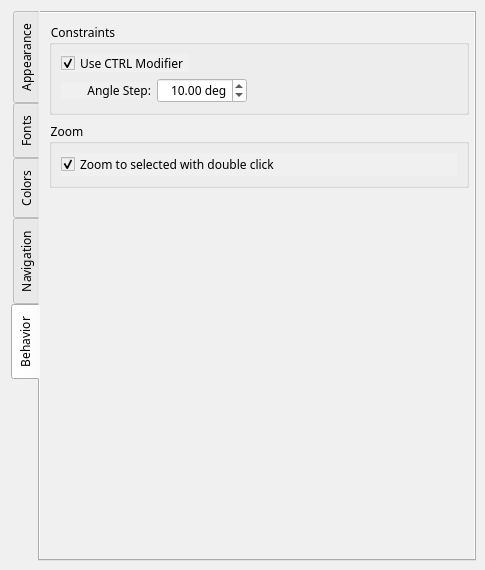
Qt form src/app/seamly2d/dialogs/configpages/preferencesgraphicsviewpage.ui (FashionFreedom/Seamly2D) before a commit.
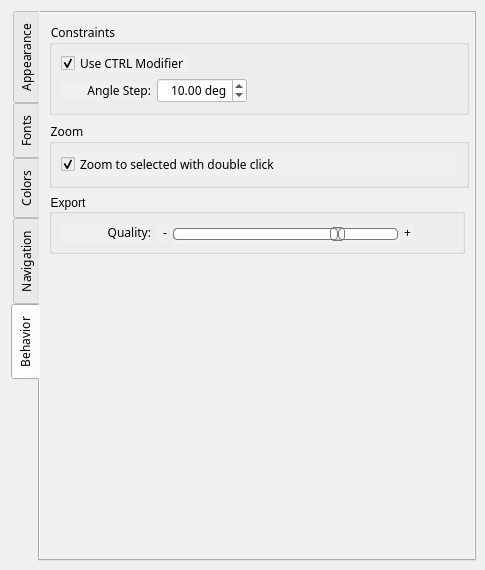
The same form after that commit. Custom widgets are drawn as their Qt base class.

Commit message:
Export Draft Blocks
Resolves issue #84 /85. Adds ability to export the draft blocks in draft mode to SVG, PNG, JPG, BMP, or PPM. Also reorganizes the Export dialog for pattern pieces and layouts.

Patch:
```diff
--- a/src/app/seamly2d/dialogs/configpages/preferencesgraphicsviewpage.ui
+++ b/src/app/seamly2d/dialogs/configpages/preferencesgraphicsviewpage.ui
@@ -2292,6 +2292,195 @@
          </layout>
         </widget>
        </item>
+       <item>
+        <widget class="QGroupBox" name="export_GroupBox">
+         <property name="minimumSize">
+          <size>
+           <width>0</width>
+           <height>60</height>
+          </size>
+         </property>
+         <property name="font">
+          <font>
+           <pointsize>9</pointsize>
+          </font>
+         </property>
+         <property name="title">
+          <string>Export</string>
+         </property>
+         <layout class="QVBoxLayout" name="verticalLayout_21">
+          <item>
+           <layout class="QFormLayout" name="formLayout_10">
+            <item row="0" column="0">
+             <widget class="QLabel" name="quality_Label">
+              <property name="minimumSize">
+               <size>
+                <width>90</width>
+                <height>0</height>
+               </size>
+              </property>
+              <property name="font">
+               <font>
+                <family>MS Shell Dlg 2 UI</family>
+                <pointsize>9</pointsize>
+               </font>
+              </property>
+              <property name="text">
+               <string>Quality:</string>
+              </property>
+              <property name="alignment">
+               <set>Qt::AlignRight|Qt::AlignTrailing|Qt::AlignVCenter</set>
+              </property>
+             </widget>
+            </item>
+            <item row="0" column="1">
+             <layout class="QHBoxLayout" name="horizontalLayout_6">
+              <item>
+               <widget class="QLabel" name="label_12">
+                <property name="maximumSize">
+                 <size>
+                  <width>10</width>
+                  <height>16777215</height>
+                 </size>
+                </property>
+                <property name="font">
+                 <font>
+                  <family>MS Shell Dlg 2 UI</family>
+                  <pointsize>9</pointsize>
+                 </font>
+                </property>
+                <property name="text">
+                 <string>-</string>
+                </property>
+                <property name="alignment">
+                 <set>Qt::AlignRight|Qt::AlignTrailing|Qt::AlignVCenter</set>
+                </property>
+                <property name="indent">
+                 <number>0</number>
+                </property>
+               </widget>
+              </item>
+              <item>
+               <widget class="QSlider" name="exportQuality_Slider">
+                <property name="sizePolicy">
+                 <sizepolicy hsizetype="Expanding" vsizetype="Fixed">
+                  <horstretch>0</horstretch>
+                  <verstretch>0</verstretch>
+                 </sizepolicy>
+                </property>
+                <property name="minimumSize">
+                 <size>
+                  <width>225</width>
+                  <height>22</height>
+                 </size>
+                </property>
+                <property name="maximumSize">
+                 <size>
+                  <width>225</width>
+                  <height>16777215</height>
+                 </size>
+                </property>
+                <property name="styleSheet">
+                 <string notr="true">QSlider::groove:horizontal {
+border: 1px solid #bbb;
+background: white;
+height: 10px;
+border-radius: 4px;
+}
+
+QSlider::sub-page:horizontal {
+background: qlineargradient(x1: 0, y1: 0,    x2: 0, y2: 1,
+stop: 0 #66e, stop: 1 #bbf);
+background: qlineargradient(x1: 0, y1: 0.2, x2: 1, y2: 1,
+stop: 0 #bbf, stop: 1 #55f);
+border: 1px solid #777;
+height: 10px;
+border-radius: 4px;
+}
+
+QSlider::add-page:horizontal {
+background: #fff;
+border: 1px solid #777;
+height: 10px;
+border-radius: 4px;
+}
+
+QSlider::handle:horizontal {
+background: qlineargradient(x1:0, y1:0, x2:1, y2:1,
+stop:0 #eee, stop:1 #ccc);
+border: 1px solid #777;
+width: 13px;
+margin-top: -2px;
+margin-bottom: -2px;
+border-radius: 4px;
+}
+
+QSlider::handle:horizontal:hover {
+background: qlineargradient(x1:0, y1:0, x2:1, y2:1,
+stop:0 #fff, stop:1 #ddd);
+border: 1px solid #444;
+border-radius: 4px;
+}
+
+QSlider::sub-page:horizontal:disabled {
+background: #bbb;
+border-color: #999;
+}
+
+QSlider::add-page:horizontal:disabled {
+background: #eee;
+border-color: #999;
+}
+
+QSlider::handle:horizontal:disabled {
+background: #eee;
+border: 1px solid #aaa;
+border-radius: 4px;
+}</string>
+                </property>
+                <property name="maximum">
+                 <number>100</number>
+                </property>
+                <property name="value">
+                 <number>75</number>
+                </property>
+                <property name="sliderPosition">
+                 <number>75</number>
+                </property>
+                <property name="orientation">
+                 <enum>Qt::Horizontal</enum>
+                </property>
+               </widget>
+              </item>
+              <item>
+               <widget class="QLabel" name="label_13">
+                <property name="maximumSize">
+                 <size>
+                  <width>10</width>
+                  <height>16777215</height>
+                 </size>
+                </property>
+                <property name="font">
+                 <font>
+                  <family>MS Shell Dlg 2 UI</family>
+                  <pointsize>9</pointsize>
+                 </font>
+                </property>
+                <property name="text">
+                 <string>+</string>
+                </property>
+                <property name="alignment">
+                 <set>Qt::AlignLeading|Qt::AlignLeft|Qt::AlignVCenter</set>
+                </property>
+               </widget>
+              </item>
+             </layout>
+            </item>
+           </layout>
+          </item>
+         </layout>
+        </widget>
+       </item>
        <item>
         <spacer name="verticalSpacer_2">
          <property name="orientation">
```
The commit also changes 25 other files.
